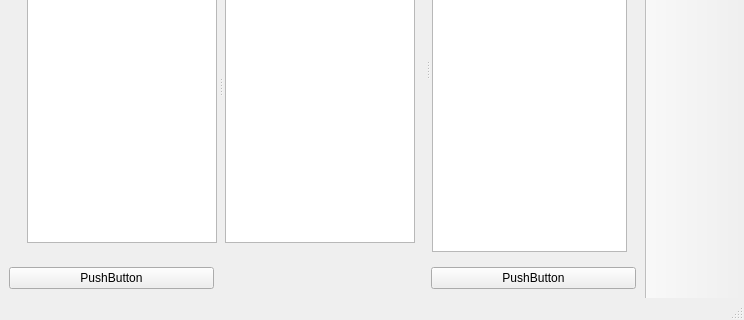
Effi-S/Image-Organizer, file mainwindow.ui: the form before one commit; both pictures show x 0 to 744 and y 229 to 549 of the 744 by 549 pixel window.
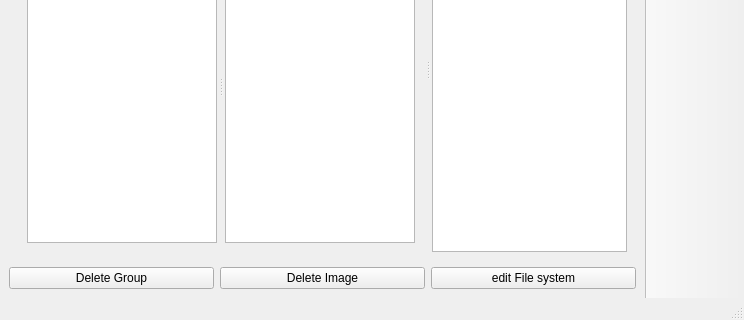
The form after the commit. Icons and pictures are not drawn. Custom widgets are drawn as their Qt base class.

```diff
--- a/mainwindow.ui
+++ b/mainwindow.ui
@@ -90,9 +90,9 @@
      </widget>
     </item>
     <item row="4" column="0">
-     <widget class="QPushButton" name="pushButton">
+     <widget class="QPushButton" name="deleteGroupButton">
       <property name="text">
-       <string>PushButton</string>
+       <string>Delete Group</string>
       </property>
      </widget>
     </item>
@@ -378,7 +378,14 @@
     <item row="4" column="2">
      <widget class="QPushButton" name="pushButton_3">
       <property name="text">
-       <string>PushButton</string>
+       <string>edit File system</string>
+      </property>
+     </widget>
+    </item>
+    <item row="4" column="1">
+     <widget class="QPushButton" name="pushButton">
+      <property name="text">
+       <string>Delete Image</string>
       </property>
      </widget>
     </item>
```
Left out of the diff: 5 changed lines with no effect on the pictures.
